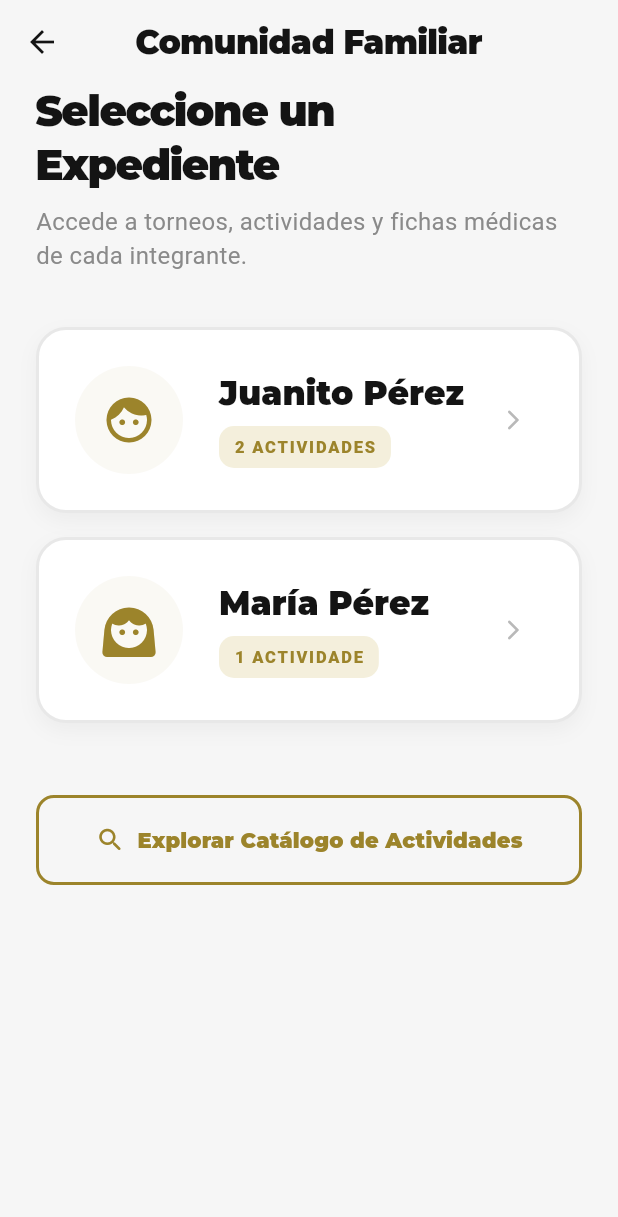
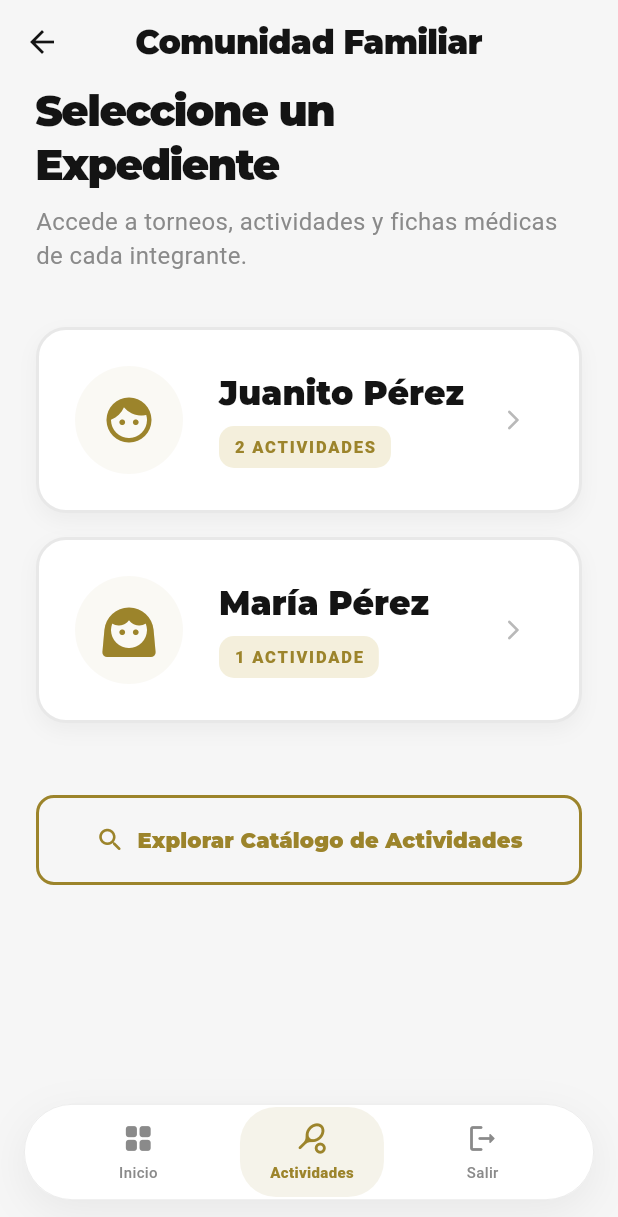
Before and after one commit to Aigel-Alejandro/app-arzsuite, a Flutter app: the ChildSelectorView screen opened directly, on a phone screen of 412 x 824 dp. Shown: the top 1217 px of the screen. Run offline on Flutter 3.47's test engine with Material 3 defaults, Android fonts, the phone set to English and light mode, and no system bars; our stand-ins replace dio, flutter_riverpod, freezed_annotation, google_fonts, supabase_flutter; accounts and stored records are empty.

Commit message:
feat(activities): eliminar animaciones e integrar menú lateral persistente
- Se han eliminado todas las animaciones de entrada (TweenAnimationBuilder) y efectos de hover suaves (AnimatedScale/Container) en el módulo de actividades para una navegación instantánea.
- Se reemplazaron las transiciones de pantalla (MaterialPageRoute) por PageRouteBuilder con duración cero.
- Se añadió la opción Actividades al AppIslandMenu y se configuró la navegación en MainLayout.
- Se integró MainLayout en todas las vistas principales del módulo (TrainerDashboard, ChildSelector, ChildDetail, etc.) para mantener el menú visible.
- Se corrigió una dependencia circular entre MainLayout y el router de actividades que impedía la compilación.

```diff
--- a/lib/core/widgets/app_side_menu.dart
+++ b/lib/core/widgets/app_side_menu.dart
@@ -56,6 +56,13 @@ class AppIslandMenu extends StatelessWidget {
                     onTap: () => onItemSelected(0),
                     isDesktop: true,
                   ),
+                  _IslandTabItem(
+                    icon: Icons.sports_tennis_rounded,
+                    label: 'Actividades',
+                    isSelected: selectedIndex == 1,
+                    onTap: () => onItemSelected(1),
+                    isDesktop: true,
+                  ),
                 ],
               ),
             ),
@@ -108,6 +115,13 @@ class AppIslandMenu extends StatelessWidget {
             label: 'Inicio',
             isSelected: selectedIndex == 0,
             onTap: () => onItemSelected(0),
+            isDesktop: false,
+          ),
+          _IslandTabItem(
+            icon: Icons.sports_tennis_rounded,
+            label: 'Actividades',
+            isSelected: selectedIndex == 1,
+            onTap: () => onItemSelected(1),
             isDesktop: false,
           ),
           _IslandTabItem(
--- a/lib/core/widgets/main_layout.dart
+++ b/lib/core/widgets/main_layout.dart
@@ -2,6 +2,7 @@ import 'package:flutter/material.dart';
 import 'package:app_arzsuite/core/theme/app_theme.dart';
 import 'package:app_arzsuite/core/widgets/app_side_menu.dart';
 import 'package:app_arzsuite/features/home/views/home_view.dart';
+import 'package:app_arzsuite/features/activities/views/activities_dashboard_view.dart';
 import 'package:app_arzsuite/features/auth/views/login_view.dart';
 
 class MainLayout extends StatefulWidget {
@@ -24,6 +25,11 @@ class _MainLayoutState extends State<MainLayout> {
     if (index == 0) {
       Navigator.of(context).pushAndRemoveUntil(
         MaterialPageRoute(builder: (_) => const HomeView()),
+        (route) => false,
+      );
+    } else if (index == 1) {
+      Navigator.of(context).pushAndRemoveUntil(
+        MaterialPageRoute(builder: (_) => const ActivitiesDashboardView()),
         (route) => false,
       );
     }
--- a/lib/features/activities/views/child_selector_view.dart
+++ b/lib/features/activities/views/child_selector_view.dart
@@ -1,6 +1,7 @@
 import 'package:flutter/material.dart';
 import 'package:app_arzsuite/core/theme/app_theme.dart';
 import 'package:app_arzsuite/core/widgets/responsive_container.dart';
+import 'package:app_arzsuite/core/widgets/main_layout.dart';
 import 'package:app_arzsuite/features/activities/views/child_detail_profile_view.dart';
 import 'package:app_arzsuite/features/activities/views/activities_list_view.dart';
 
@@ -9,7 +10,9 @@ class ChildSelectorView extends StatelessWidget {
 
   @override
   Widget build(BuildContext context) {
-    return Scaffold(
+    return MainLayout(
+      activeIndex: 1,
+      child: Scaffold(
         backgroundColor: AppTheme.neutral50,
         appBar: AppBar(
           title: const Text('Comunidad Familiar', style: TextStyle(fontWeight: FontWeight.w900, letterSpacing: -0.5)),
@@ -25,21 +28,8 @@ class ChildSelectorView extends StatelessWidget {
             child: Column(
               crossAxisAlignment: CrossAxisAlignment.start,
               children: [
-               // Header Message
-               TweenAnimationBuilder<double>(
-                  tween: Tween(begin: 0.0, end: 1.0),
-                  duration: const Duration(milliseconds: 800),
-                  curve: Curves.fastOutSlowIn,
-                  builder: (context, value, child) {
-                     return Opacity(
-                       opacity: value,
-                       child: Transform.translate(
-                         offset: Offset(0, 30 * (1 - value)),
-                         child: child,
-                       ),
-                     );
-                  },
-                  child: Column(
+                 // Header Message (Sin animaciones)
+                 Column(
                    crossAxisAlignment: CrossAxisAlignment.start,
                    children: [
                       Text(
@@ -57,7 +47,6 @@ class ChildSelectorView extends StatelessWidget {
                      ),
                    ],
                  ),
-               ),
 
                 const SizedBox(height: AppTheme.spacingLarge * 1.5),
 
@@ -67,7 +56,7 @@ class ChildSelectorView extends StatelessWidget {
                   imageAsset: null,
                   iconData: Icons.face_rounded,
                   delayMs: 100,
-                onTap: () => Navigator.push(context, MaterialPageRoute(builder: (_) => const ChildDetailProfileView(childName: 'Juanito Pérez'))),
+                  onTap: () => Navigator.push(context, PageRouteBuilder(pageBuilder: (_, __, ___) => const ChildDetailProfileView(childName: 'Juanito Pérez'), transitionDuration: Duration.zero, reverseTransitionDuration: Duration.zero)),
                 ),
                 const SizedBox(height: AppTheme.spacingMedium),
                 _ChildSelectorCardPremium(
@@ -76,21 +65,14 @@ class ChildSelectorView extends StatelessWidget {
                   imageAsset: null,
                   iconData: Icons.face_3_rounded,
                   delayMs: 250,
-                onTap: () => Navigator.push(context, MaterialPageRoute(builder: (_) => const ChildDetailProfileView(childName: 'María Pérez'))),
+                  onTap: () => Navigator.push(context, PageRouteBuilder(pageBuilder: (_, __, ___) => const ChildDetailProfileView(childName: 'María Pérez'), transitionDuration: Duration.zero, reverseTransitionDuration: Duration.zero)),
                 ),
 
                 const SizedBox(height: AppTheme.spacingLarge * 2),
                  SizedBox(
                    width: double.infinity,
-                child: TweenAnimationBuilder<double>(
-                   tween: Tween(begin: 0.0, end: 1.0),
-                   duration: const Duration(milliseconds: 1000),
-                   curve: Curves.easeOutBack,
-                   builder: (context, val, child) {
-                      return Transform.scale(scale: val, child: child);
-                   },
                    child: OutlinedButton.icon(
-                    onPressed: () => Navigator.push(context, MaterialPageRoute(builder: (_) => const ActivitiesListView(isSubscribed: false))),
+                    onPressed: () => Navigator.push(context, PageRouteBuilder(pageBuilder: (_, __, ___) => const ActivitiesListView(isSubscribed: false), transitionDuration: Duration.zero, reverseTransitionDuration: Duration.zero)),
                     icon: const Icon(Icons.search_rounded, size: 20),
                     label: const Text('Explorar Catálogo de Actividades', style: TextStyle(fontWeight: FontWeight.w900)),
                     style: OutlinedButton.styleFrom(
@@ -101,8 +83,8 @@ class ChildSelectorView extends StatelessWidget {
                     ),
                   ),
                  ),
-              )
               ],
+            ),
           ),
         ),
       ),
@@ -136,29 +118,13 @@ class _ChildSelectorCardPremiumState extends State<_ChildSelectorCardPremium> {
 
   @override
   Widget build(BuildContext context) {
-    return TweenAnimationBuilder<double>(
-      tween: Tween(begin: 0.0, end: 1.0),
-      duration: Duration(milliseconds: 600 + widget.delayMs),
-      curve: Curves.easeOutCubic,
-      builder: (context, value, child) {
-         return Opacity(
-           opacity: value >= (widget.delayMs / 1000) ? 1.0 : value,
-           child: Transform.translate(
-             offset: Offset(0, 30 * (1 - value)),
-             child: child,
-           ),
-         );
-      },
-      child: AnimatedScale(
+    return Transform.scale(
       scale: _isHovered ? 1.03 : 1.0,
-        duration: const Duration(milliseconds: 300),
-        curve: Curves.easeOutBack,
       child: InkWell(
         onHover: (v) => setState(() => _isHovered = v),
         onTap: widget.onTap,
         borderRadius: BorderRadius.circular(AppTheme.borderRadiusGlobal),
-          child: AnimatedContainer(
-            duration: const Duration(milliseconds: 300),
+        child: Container(
           padding: const EdgeInsets.all(AppTheme.spacingLarge),
           decoration: BoxDecoration(
             color: Colors.white,
@@ -221,7 +187,6 @@ class _ChildSelectorCardPremiumState extends State<_ChildSelectorCardPremium> {
           ),
         ),
       ),
-      ),
     );
   }
 }
--- a/lib/features/activities/views/trainer_attendance_view.dart
+++ b/lib/features/activities/views/trainer_attendance_view.dart
@@ -1,5 +1,6 @@
 import 'package:flutter/material.dart';
 import 'package:app_arzsuite/core/theme/app_theme.dart';
+import 'package:app_arzsuite/core/widgets/main_layout.dart';
 
 class TrainerAttendanceView extends StatelessWidget {
   const TrainerAttendanceView({super.key});
@@ -13,7 +14,9 @@ class TrainerAttendanceView extends StatelessWidget {
       {'name': 'Carlos Ruiz', 'present': true},
     ];
 
-    return Scaffold(
+    return MainLayout(
+      activeIndex: 1,
+      child: Scaffold(
         backgroundColor: AppTheme.neutral50,
         appBar: AppBar(
           title: const Text('Pase de Lista'),
@@ -103,6 +106,7 @@ class TrainerAttendanceView extends StatelessWidget {
             );
           }
         ),
+      ),
     );
   }
 }
--- a/lib/features/activities/views/trainer_evaluation_view.dart
+++ b/lib/features/activities/views/trainer_evaluation_view.dart
@@ -1,5 +1,6 @@
 import 'package:flutter/material.dart';
 import 'package:app_arzsuite/core/theme/app_theme.dart';
+import 'package:app_arzsuite/core/widgets/main_layout.dart';
 import 'package:app_arzsuite/core/widgets/responsive_container.dart';
 
 class TrainerEvaluationView extends StatefulWidget {
@@ -19,7 +20,9 @@ class _TrainerEvaluationViewState extends State<TrainerEvaluationView> {
 
   @override
   Widget build(BuildContext context) {
-    return Scaffold(
+    return MainLayout(
+      activeIndex: 1,
+      child: Scaffold(
         backgroundColor: AppTheme.neutral50,
         appBar: AppBar(
           title: const Text('Generar Evaluación'),
@@ -86,6 +89,7 @@ class _TrainerEvaluationViewState extends State<TrainerEvaluationView> {
             ),
           ),
         ),
+      ),
     );
   }
 }
--- a/lib/features/activities/widgets/premium_horizontal_calendar.dart
+++ b/lib/features/activities/widgets/premium_horizontal_calendar.dart
@@ -39,9 +39,7 @@ class _PremiumHorizontalCalendarState extends State<PremiumHorizontalCalendar> {
                setState(() => _selectedIndex = index);
                widget.onDateSelected(index);
              },
-             child: AnimatedContainer(
-               duration: const Duration(milliseconds: 300),
-               curve: Curves.easeOutCubic,
+             child: Container(
                width: 70,
                decoration: BoxDecoration(
                  color: isSelected ? AppTheme.primaryColor : Colors.white,
```
Also changed, not shown: lib/features/activities/views/activities_list_view.dart (+8 -3 lines), lib/features/activities/views/activity_subscription_view.dart (+9 -3 lines), lib/features/activities/views/activity_terms_view.dart (+6 -2 lines), lib/features/activities/views/child_detail_profile_view.dart (+9 -8 lines), lib/features/activities/views/match_detail_view.dart (+6 -3 lines), lib/features/activities/views/trainer_dashboard_view.dart (+11 -24 lines). Lines whose indentation alone changed are shown as unchanged.
